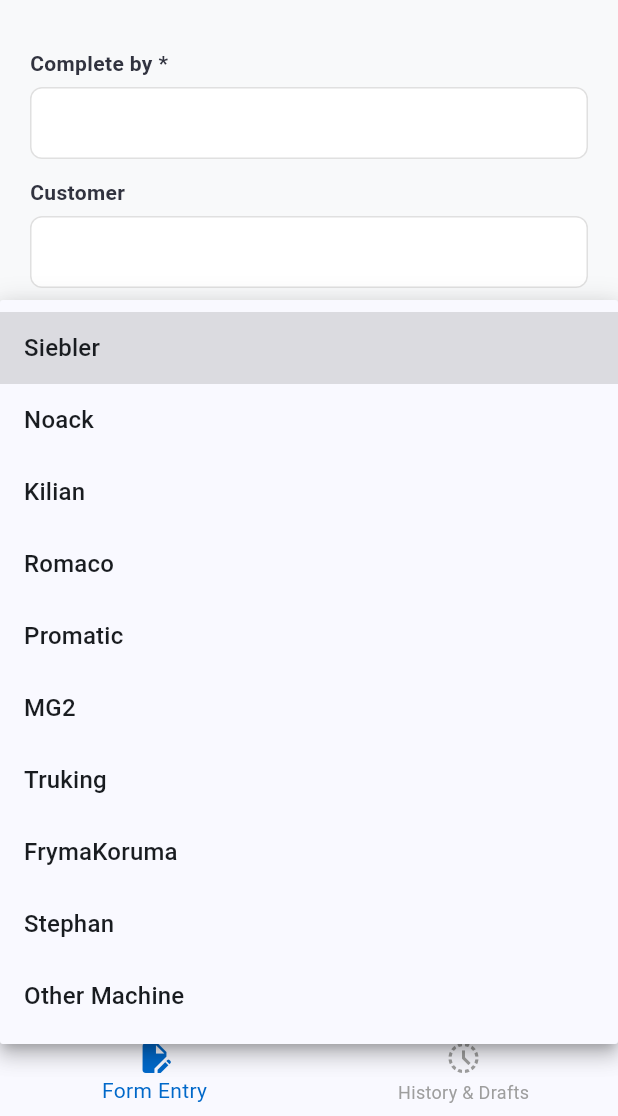
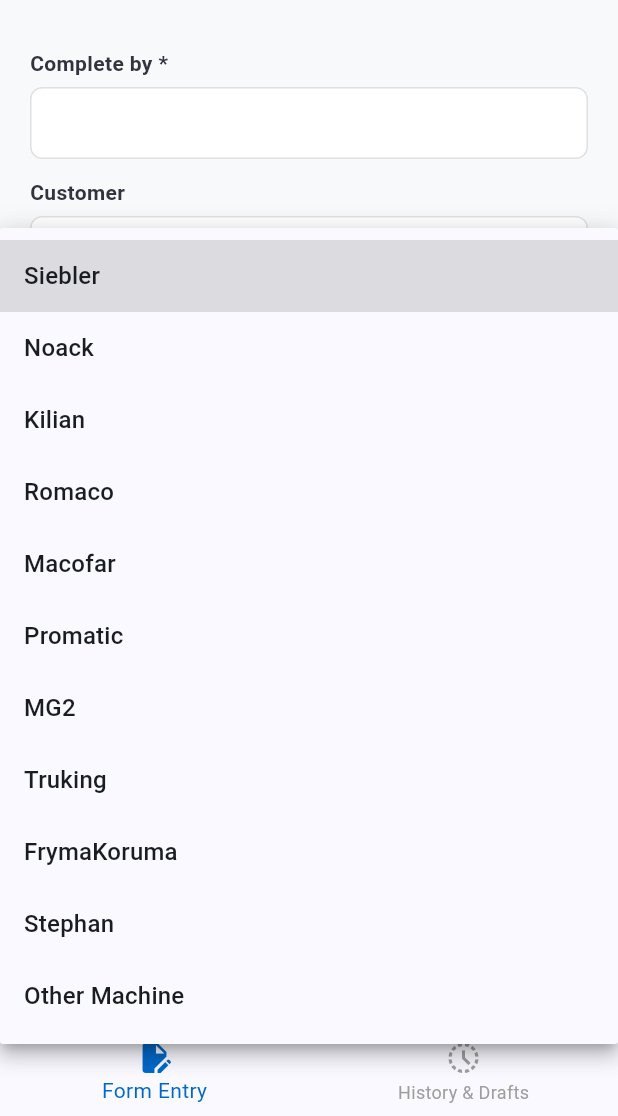
Before and after one commit to why31why31/servicereport-ios, a Flutter app: the screen it shows after launch, after a tap on "Siebler", on a phone screen of 412 x 824 dp, the part 120-1236 px from its top. Run offline on Flutter 3.47's test engine with Material 3 defaults, Android fonts, the phone set to English and light mode, and no system bars; our stand-ins replace image_picker, isar, open_file, pdf, printing, share_plus and 1 more; accounts and stored records are empty; generated files the repository leaves out were written again.

Commit message:
last cng

```diff
--- a/lib/main.dart
+++ b/lib/main.dart
@@ -217,7 +217,7 @@
 
   final String _googleSheetsUrl = "https://script.google.com/macros/s/AKfycbxfsxh32nXy93tMGqXzdWN7g4p3zDnPYZFrlqGGR9tsSYAzEwI92cE041Cm17kBdMKohw/exec";
 
-  final List<String> _machines = ["Siebler", "Noack", "Kilian", "Romaco", "Promatic", "MG2", "Truking", "FrymaKoruma", "Stephan", "Other Machine"];
+  final List<String> _machines = ["Siebler", "Noack", "Kilian", "Romaco", "Macofar", "Promatic", "MG2", "Truking", "FrymaKoruma", "Stephan", "Other Machine"];
   final List<String> _statuses = ["Continue", "Pending", "Done"];
 
   final List<ActionBlockModel> _actionBlocks = [];
@@ -261,7 +261,8 @@
       }
 
     } else {
-      _dateController.text = DateTime.now().toString().split(' ')[0];
+      // Ganti DateTime.now().toString().split(' ')[0] menjadi:
+_dateController.text = _formatDate(DateTime.now());
       _activeDraftId = null;
     }
   }
@@ -334,7 +335,8 @@
     widget.onClearLoad();
     setState(() {
       _activeDraftId = null;
-      _dateController.text = DateTime.now().toString().split(' ')[0];
+      // Ganti DateTime.now().toString().split(' ')[0] menjadi:
+_dateController.text = _formatDate(DateTime.now());
     });
   }
 
```
